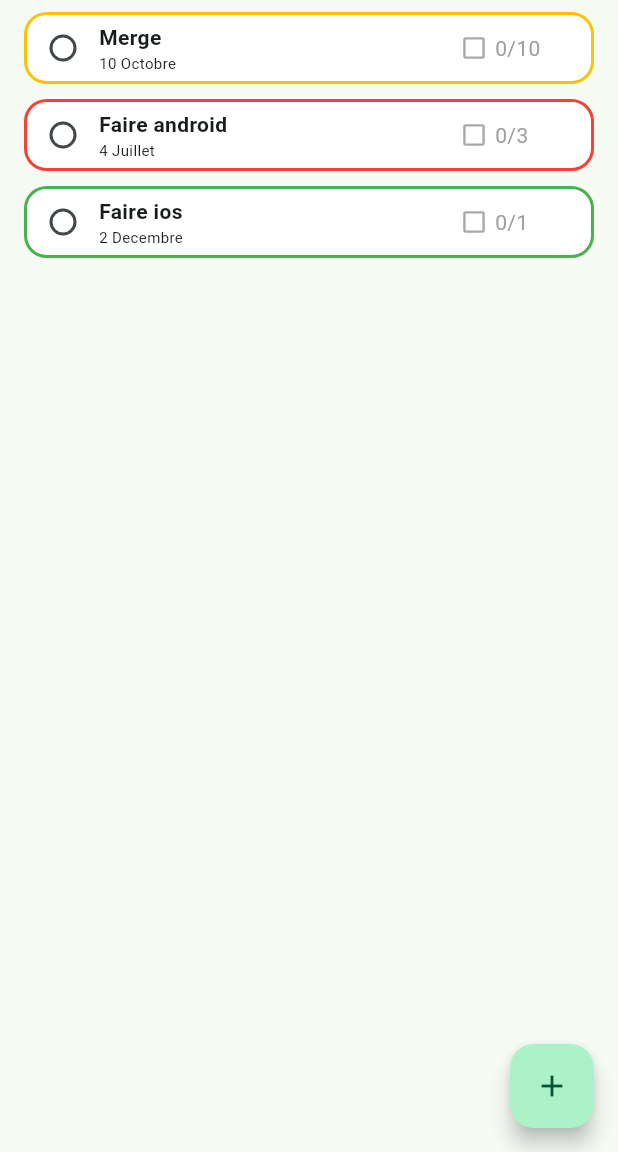
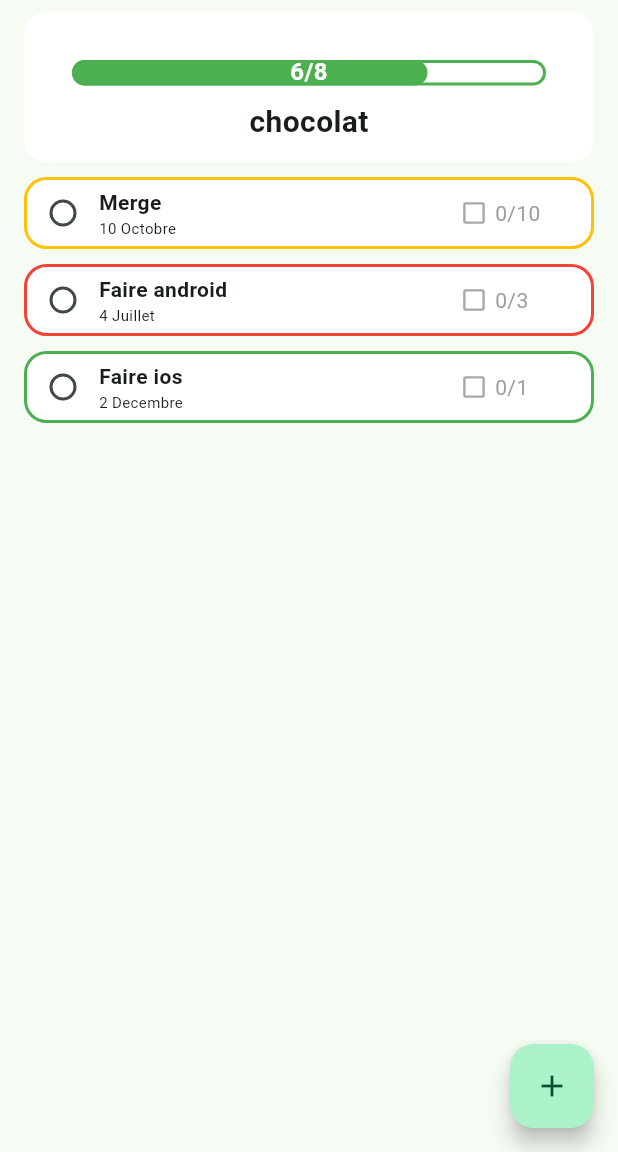
Before and after one commit to ThomasGillet75/rewardly, a Flutter app: the screen it shows after launch, on a phone screen of 412 x 824 dp, the part 84-1236 px from its top. Run offline on Flutter 3.47's test engine with Material 3 defaults, Android fonts, the phone set to English and light mode, and no system bars.

Commit message:
reward_card

```diff
--- a/lib/presentation/screen/home-page-screen.dart
+++ b/lib/presentation/screen/home-page-screen.dart
@@ -1,5 +1,6 @@
 import 'package:flutter/material.dart';
 import 'package:rewardly/Data/entity/task.dart';
+import 'package:rewardly/presentation/widget/reward_card_widget.dart';
 
 import '../../core/task_priority_enum.dart';
 import '../widget/task_card_widget.dart';
@@ -50,6 +51,7 @@ class _HomePageState extends State<HomePageScreen> {
       body: ListView(
           padding: const EdgeInsets.symmetric(horizontal: 16.0, vertical: 8.0),
           children: [
+            const RewardCardWidget(title: "chocolat",taskDone: 6, taskTodo: 8),
             TaskCardWidget(task: tasks[0]),
             TaskCardWidget(task: tasks[1]),
             TaskCardWidget(task: tasks[2]),
--- /dev/null
+++ b/lib/presentation/widget/reward_card_widget.dart
@@ -0,0 +1,87 @@
+import 'package:flutter/material.dart';
+
+class RewardCardWidget extends StatefulWidget {
+  const RewardCardWidget(
+      {super.key,
+      required this.title,
+      required this.taskTodo,
+      required this.taskDone});
+
+  final String title;
+  final int taskTodo;
+  final int taskDone;
+
+  @override
+  State<RewardCardWidget> createState() => _RewardCardWidgetState();
+}
+
+class _RewardCardWidgetState extends State<RewardCardWidget> {
+  double getPourcentage() {
+    double completionPercentage =
+        widget.taskTodo > 0 ? widget.taskDone / widget.taskTodo : 0.0;
+    // Récupère la largeur de l'écran et soustrait les marges
+    double containerWidth =
+        MediaQuery.of(context).size.width - 96; // 32 + 32 de marge
+    return containerWidth * completionPercentage;
+  }
+
+  @override
+  Widget build(BuildContext context) {
+    return Container(
+      margin: const EdgeInsets.only(bottom: 10),
+      height: 100,
+      decoration: BoxDecoration(
+        color: Colors.white,
+        borderRadius: BorderRadius.circular(15),
+      ),
+      child: Column(
+        children: [
+          Stack(
+            children: [
+              Container(
+                margin: const EdgeInsets.only(
+                    top: 32, left: 32, right: 32, bottom: 10),
+                height: 17,
+                decoration: BoxDecoration(
+                  borderRadius: BorderRadius.circular(15),
+                  border: Border.all(
+                    color: Colors.green,
+                    width: 2,
+                  ),
+                ),
+              ),
+              Container(
+                margin: const EdgeInsets.only(
+                    top: 32, left: 32, right: 32, bottom: 10),
+                height: 17,
+                width: getPourcentage(),
+                decoration: BoxDecoration(
+                  color: Colors.green,
+                  borderRadius: BorderRadius.circular(15),
+                ),
+              ),
+              Positioned(
+                top: 28,
+                left: 0,
+                right: 0,
+                child: Center(
+                  child: Text(
+                    "${widget.taskDone}/${widget.taskTodo}",
+                    style: const TextStyle(
+                      fontSize: 16,
+                      fontWeight: FontWeight.bold,
+                      color: Colors.white
+                    ),
+                  ),
+                ),
+              ),
+            ],
+          ),
+          Text(widget.title,
+              style:
+                  const TextStyle(fontSize: 20, fontWeight: FontWeight.bold)),
+        ],
+      ),
+    );
+  }
+}
```
